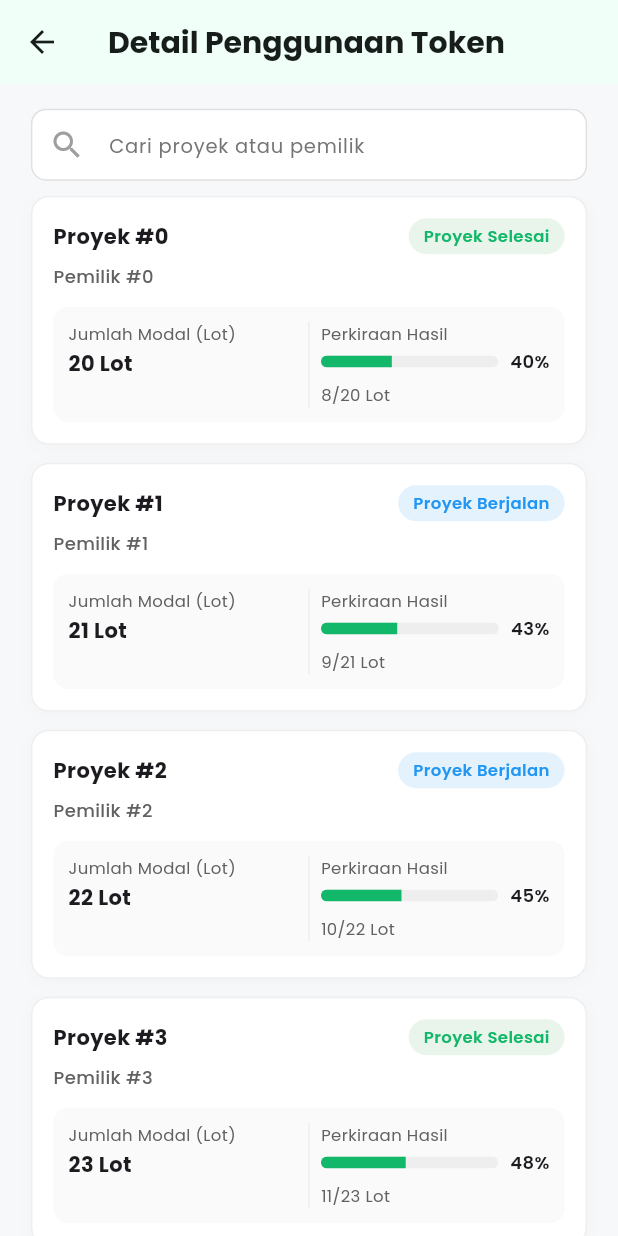
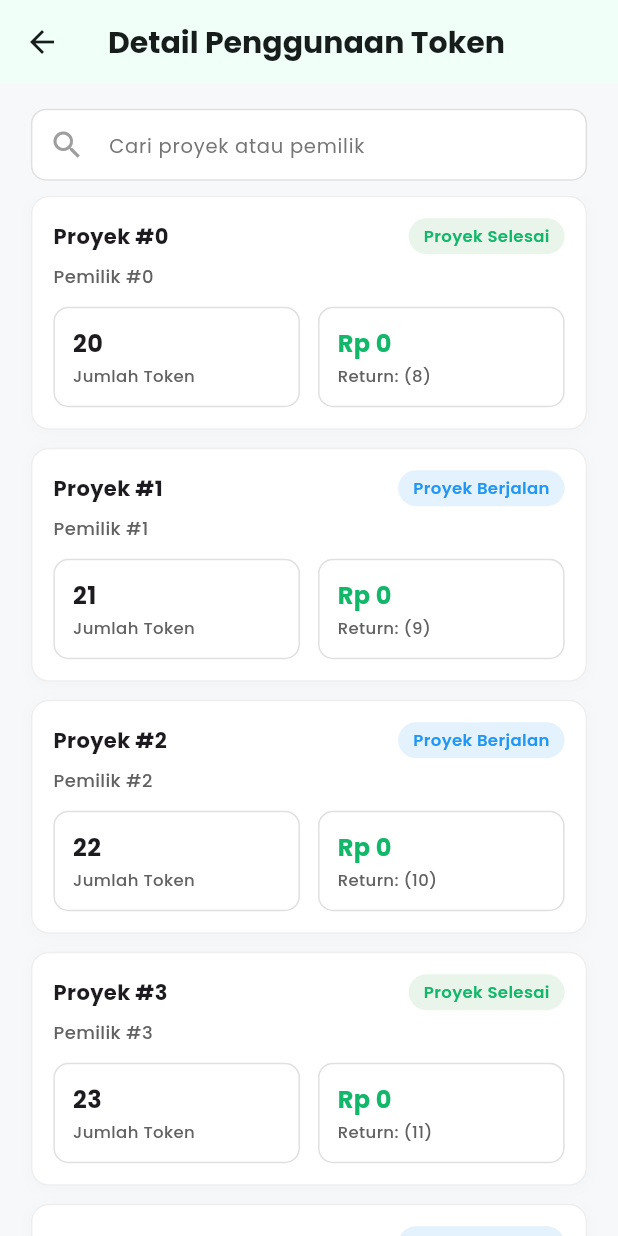
Before and after one commit to athaabiyyu/koperasi_rsb, a Flutter app: the TokenUsageListPage screen opened directly, on a phone screen of 412 x 824 dp. Run offline on Flutter 3.47's test engine with Material 3 defaults, Android fonts, the phone set to English and light mode, and no system bars; drawn by our look-alikes of auto_size_text; our stand-ins replace file_picker, flutter_dotenv, google_fonts, shared_preferences; accounts and stored records are empty; network calls fail.

Commit message:
feat: enhance TokenUsageListPage with responsive design and improved layout

```diff
--- a/lib/screens/member-premium/dashboard/token_usage_list.dart
+++ /dev/null
@@ -1,311 +0,0 @@
-import 'package:flutter/material.dart';
-import 'package:google_fonts/google_fonts.dart';
-import 'package:koperasi_rsb/widgets-global/colors.dart';
-
-class TokenUsageListPage extends StatefulWidget {
-  const TokenUsageListPage({super.key});
-
-  @override
-  State<TokenUsageListPage> createState() => _TokenUsageListPageState();
-}
-
-class _TokenUsageListPageState extends State<TokenUsageListPage> {
-  final TextEditingController _searchCtrl = TextEditingController();
-  late List<Map<String, dynamic>> _allItems;
-  late List<Map<String, dynamic>> _visibleItems;
-
-  @override
-  void initState() {
-    super.initState();
-    _allItems = List.generate(
-      20,
-      (i) => {
-        'title': 'Proyek #$i',
-        'owner': 'Pemilik #$i',
-        'status': i % 3 == 0 ? 'Proyek Selesai' : 'Proyek Berjalan',
-        'modal': 20 + i,
-        'hasil': 8 + (i % 20),
-      },
-    );
-    _visibleItems = List.from(_allItems);
-  }
-
-  @override
-  void dispose() {
-    _searchCtrl.dispose();
-    super.dispose();
-  }
-
-  void _onSearchChanged(String q) {
-    final query = q.trim().toLowerCase();
-    setState(() {
-      if (query.isEmpty) {
-        _visibleItems = List.from(_allItems);
-      } else {
-        _visibleItems = _allItems.where((e) {
-          final title = (e['title'] as String).toLowerCase();
-          final owner = (e['owner'] as String).toLowerCase();
-          return title.contains(query) || owner.contains(query);
-        }).toList();
-      }
-    });
-  }
-
-  @override
-  Widget build(BuildContext context) {
-    final width = MediaQuery.of(context).size.width;
-    final height = MediaQuery.of(context).size.height;
-
-    return Scaffold(
-      backgroundColor: const Color(0xFFF7F8FA),
-      appBar: AppBar(
-        backgroundColor: lightGreen,
-        elevation: 0,
-        title: Text(
-          'Detail Penggunaan Token',
-          style: GoogleFonts.poppins(fontWeight: FontWeight.w700, fontSize: 20),
-        ),
-      ),
-      body: Column(
-        children: [
-          Padding(
-            padding: EdgeInsets.fromLTRB(
-              width * 0.05,
-              height * 0.02,
-              width * 0.05,
-              0,
-            ),
-            child: TextField(
-              controller: _searchCtrl,
-              onChanged: _onSearchChanged,
-              decoration: InputDecoration(
-                hintText: 'Cari proyek atau pemilik',
-                hintStyle: GoogleFonts.poppins(
-                  fontSize: 13,
-                  color: Colors.grey[600],
-                ),
-                prefixIcon: const Icon(Icons.search, color: Colors.grey),
-                suffixIcon: _searchCtrl.text.isNotEmpty
-                    ? IconButton(
-                        icon: const Icon(Icons.close, color: Colors.grey),
-                        onPressed: () {
-                          _searchCtrl.clear();
-                          _onSearchChanged('');
-                        },
-                      )
-                    : null,
-                filled: true,
-                fillColor: Colors.white,
-                contentPadding: const EdgeInsets.symmetric(
-                  vertical: 12,
-                  horizontal: 12,
-                ),
-                border: OutlineInputBorder(
-                  borderRadius: BorderRadius.circular(10),
-                  borderSide: BorderSide(color: Colors.grey.shade300),
-                ),
-                enabledBorder: OutlineInputBorder(
-                  borderRadius: BorderRadius.circular(10),
-                  borderSide: BorderSide(color: Colors.grey.shade300),
-                ),
-                focusedBorder: OutlineInputBorder(
-                  borderRadius: BorderRadius.circular(10),
-                  borderSide: const BorderSide(color: darkGreen, width: 1.2),
-                ),
-              ),
-            ),
-          ),
-          const SizedBox(height: 10),
-          Expanded(
-            child: ListView.separated(
-              padding: EdgeInsets.fromLTRB(
-                width * 0.05,
-                0,
-                width * 0.05,
-                height * 0.02,
-              ),
-              itemCount: _visibleItems.length,
-              itemBuilder: (context, index) {
-                final it = _visibleItems[index];
-                final isSelesai = (it['status'] as String).contains('Selesai');
-                final modal = it['modal'] as int;
-                final hasil = it['hasil'] as int;
-                final percent = modal == 0
-                    ? 0.0
-                    : (hasil / modal).clamp(0.0, 1.0);
-
-                return Material(
-                  color: Colors.white,
-                  borderRadius: BorderRadius.circular(12),
-                  elevation: 0,
-                  child: Container(
-                    padding: const EdgeInsets.all(14),
-                    decoration: BoxDecoration(
-                      color: Colors.white,
-                      borderRadius: BorderRadius.circular(12),
-                      border: Border.all(color: Colors.grey.shade200),
-                      boxShadow: [
-                        BoxShadow(
-                          color: Colors.black.withOpacity(0.02),
-                          blurRadius: 8,
-                          offset: const Offset(0, 2),
-                        ),
-                      ],
-                    ),
-                    child: Column(
-                      crossAxisAlignment: CrossAxisAlignment.start,
-                      children: [
-                        Row(
-                          children: [
-                            Expanded(
-                              child: Text(
-                                it['title'] as String,
-                                style: GoogleFonts.poppins(
-                                  fontSize: 14,
-                                  fontWeight: FontWeight.w700,
-                                ),
-                              ),
-                            ),
-                            Container(
-                              padding: const EdgeInsets.symmetric(
-                                horizontal: 10,
-                                vertical: 4,
-                              ),
-                              decoration: BoxDecoration(
-                                color: isSelesai
-                                    ? Colors.green.withOpacity(0.12)
-                                    : Colors.blue.withOpacity(0.12),
-                                borderRadius: BorderRadius.circular(999),
-                              ),
-                              child: Text(
-                                it['status'] as String,
-                                style: GoogleFonts.poppins(
-                                  fontSize: 11,
-                                  color: isSelesai ? darkGreen : Colors.blue,
-                                  fontWeight: FontWeight.w600,
-                                ),
-                              ),
-                            ),
-                          ],
-                        ),
-                        const SizedBox(height: 6),
-                        Text(
-                          it['owner'] as String,
-                          style: GoogleFonts.poppins(
-                            fontSize: 12,
-                            color: Colors.grey[700],
-                            fontWeight: FontWeight.w500,
-                          ),
-                          maxLines: 1,
-                          overflow: TextOverflow.ellipsis,
-                        ),
-
-                        const SizedBox(height: 12),
-
-                        Container(
-                          padding: const EdgeInsets.all(10),
-                          decoration: BoxDecoration(
-                            color: Colors.grey.shade50,
-                            borderRadius: BorderRadius.circular(10),
-                          ),
-                          child: IntrinsicHeight(
-                            child: Row(
-                              crossAxisAlignment: CrossAxisAlignment.start,
-                              children: [
-                                Expanded(
-                                  child: Column(
-                                    crossAxisAlignment:
-                                        CrossAxisAlignment.start,
-                                    children: [
-                                      Text(
-                                        'Jumlah Modal (Lot)',
-                                        style: GoogleFonts.poppins(
-                                          fontSize: 11,
-                                          color: Colors.grey[700],
-                                        ),
-                                      ),
-                                      const SizedBox(height: 2),
-                                      Text(
-                                        '$modal Lot',
-                                        style: GoogleFonts.poppins(
-                                          fontSize: 14,
-                                          fontWeight: FontWeight.w700,
-                                        ),
-                                      ),
-                                    ],
-                                  ),
-                                ),
-                                VerticalDivider(
-                                  width: 16,
-                                  thickness: 1,
-                                  color: Colors.grey.shade200,
-                                ),
-                                Expanded(
-                                  child: Column(
-                                    crossAxisAlignment:
-                                        CrossAxisAlignment.start,
-                                    children: [
-                                      Text(
-                                        'Perkiraan Hasil',
-                                        style: GoogleFonts.poppins(
-                                          fontSize: 11,
-                                          color: Colors.grey[700],
-                                        ),
-                                      ),
-                                      const SizedBox(height: 2),
-                                      Row(
-                                        children: [
-                                          Expanded(
-                                            child: ClipRRect(
-                                              borderRadius:
-                                                  BorderRadius.circular(6),
-                                              child: LinearProgressIndicator(
-                                                value: percent,
-                                                minHeight: 8,
-                                                backgroundColor:
-                                                    Colors.grey.shade200,
-                                                valueColor:
-                                                    const AlwaysStoppedAnimation<
-                                                      Color
-                                                    >(darkGreen),
-                                              ),
-                                            ),
-                                          ),
-                                          const SizedBox(width: 8),
-                                          Text(
-                                            '${(percent * 100).toStringAsFixed(0)}%',
-                                            style: GoogleFonts.poppins(
-                                              fontSize: 12,
-                                              fontWeight: FontWeight.w600,
-                                            ),
-                                          ),
-                                        ],
-                                      ),
-                                      const SizedBox(height: 6),
-                                      Text(
-                                        '$hasil/$modal Lot',
-                                        style: GoogleFonts.poppins(
-                                          fontSize: 11,
-                                          color: Colors.grey[700],
-                                        ),
-                                      ),
-                                    ],
-                                  ),
-                                ),
-                              ],
-                            ),
-                          ),
-                        ),
-                      ],
-                    ),
-                  ),
-                );
-              },
-              separatorBuilder: (_, __) => const SizedBox(height: 12),
-            ),
-          ),
-        ],
-      ),
-    );
-  }
-}
--- a/lib/screens/member-premium/detail-penggunaan-token/detail_penggunaan_token.dart
+++ b/lib/screens/member-premium/detail-penggunaan-token/detail_penggunaan_token.dart
@@ -1,4 +1,5 @@
 import 'package:flutter/material.dart';
+import 'package:auto_size_text/auto_size_text.dart';
 import 'package:google_fonts/google_fonts.dart';
 import 'package:koperasi_rsb/widgets-global/colors.dart';
 
@@ -130,9 +131,7 @@ class _TokenUsageListPageState extends State<TokenUsageListPage> {
                 final isSelesai = (it['status'] as String).contains('Selesai');
                 final modal = it['modal'] as int;
                 final hasil = it['hasil'] as int;
-                final percent = modal == 0
-                    ? 0.0
-                    : (hasil / modal).clamp(0.0, 1.0);
+                // Progress percentage no longer used in the new two-box layout.
 
                 return Material(
                   color: Colors.white,
@@ -158,8 +157,11 @@ class _TokenUsageListPageState extends State<TokenUsageListPage> {
                         Row(
                           children: [
                             Expanded(
-                              child: Text(
+                              child: AutoSizeText(
                                 it['title'] as String,
+                                maxLines: 2,
+                                minFontSize: 12,
+                                overflow: TextOverflow.ellipsis,
                                 style: GoogleFonts.poppins(
                                   fontSize: 14,
                                   fontWeight: FontWeight.w700,
@@ -202,99 +204,95 @@ class _TokenUsageListPageState extends State<TokenUsageListPage> {
 
                         const SizedBox(height: 12),
 
-                        Container(
-                          padding: const EdgeInsets.all(10),
+                        Row(
+                          children: [
+                            Expanded(
+                              child: Container(
+                                padding: const EdgeInsets.symmetric(
+                                  vertical: 12,
+                                  horizontal: 12,
+                                ),
                                 decoration: BoxDecoration(
-                            color: Colors.grey.shade50,
+                                  color: Colors.white,
                                   borderRadius: BorderRadius.circular(10),
+                                  border: Border.all(
+                                    color: Colors.grey.shade300,
                                   ),
-                          child: IntrinsicHeight(
-                            child: Row(
+                                ),
+                                child: Column(
                                   crossAxisAlignment: CrossAxisAlignment.start,
                                   children: [
-                                Expanded(
-                                  child: Column(
-                                    crossAxisAlignment:
-                                        CrossAxisAlignment.start,
-                                    children: [
-                                      Text(
-                                        'Jumlah Modal (Lot)',
+                                    FittedBox(
+                                      fit: BoxFit.scaleDown,
+                                      alignment: Alignment.centerLeft,
+                                      child: Text(
+                                        '$modal',
                                         style: GoogleFonts.poppins(
-                                          fontSize: 11,
-                                          color: Colors.grey[700],
+                                          fontSize: 16,
+                                          fontWeight: FontWeight.w700,
+                                        ),
                                       ),
                                     ),
                                     const SizedBox(height: 2),
                                     Text(
-                                        '$modal Lot',
+                                      'Jumlah Token',
+                                      maxLines: 1,
+                                      overflow: TextOverflow.ellipsis,
                                       style: GoogleFonts.poppins(
-                                          fontSize: 14,
-                                          fontWeight: FontWeight.w700,
+                                        fontSize: 11,
+                                        color: Colors.grey[700],
+                                        fontWeight: FontWeight.w500,
                                       ),
                                     ),
                                   ],
                                 ),
                               ),
-                                VerticalDivider(
-                                  width: 16,
-                                  thickness: 1,
-                                  color: Colors.grey.shade200,
                             ),
+                            const SizedBox(width: 12),
                             Expanded(
+                              child: Container(
+                                padding: const EdgeInsets.symmetric(
+                                  vertical: 12,
+                                  horizontal: 12,
+                                ),
+                                decoration: BoxDecoration(
+                                  color: Colors.white,
+                                  borderRadius: BorderRadius.circular(10),
+                                  border: Border.all(
+                                    color: Colors.grey.shade300,
+                                  ),
+                                ),
                                 child: Column(
-                                    crossAxisAlignment:
-                                        CrossAxisAlignment.start,
+                                  crossAxisAlignment: CrossAxisAlignment.start,
                                   children: [
+                                    FittedBox(
+                                      fit: BoxFit.scaleDown,
+                                      alignment: Alignment.centerLeft,
+                                      child: Text(
+                                        'Rp 0',
+                                        style: GoogleFonts.poppins(
+                                          fontSize: 16,
+                                          fontWeight: FontWeight.w700,
+                                          color: darkGreen,
+                                        ),
+                                      ),
+                                    ),
+                                    const SizedBox(height: 2),
                                     Text(
-                                        'Perkiraan Hasil',
+                                      'Return: ($hasil)',
+                                      maxLines: 2,
+                                      overflow: TextOverflow.ellipsis,
                                       style: GoogleFonts.poppins(
                                         fontSize: 11,
                                         color: Colors.grey[700],
-                                        ),
-                                      ),
-                                      const SizedBox(height: 2),
-                                      Row(
-                                        children: [
-                                          Expanded(
-                                            child: ClipRRect(
-                                              borderRadius:
-                                                  BorderRadius.circular(6),
-                                              child: LinearProgressIndicator(
-                                                value: percent,
-                                                minHeight: 8,
-                                                backgroundColor:
-                                                    Colors.grey.shade200,
-                                                valueColor:
-                                                    const AlwaysStoppedAnimation<
-                                                      Color
-                                                    >(darkGreen),
-                                              ),
-                                            ),
-                                          ),
-                                          const SizedBox(width: 8),
-                                          Text(
-                                            '${(percent * 100).toStringAsFixed(0)}%',
-                                            style: GoogleFonts.poppins(
-                                              fontSize: 12,
-                                              fontWeight: FontWeight.w600,
-                                            ),
-                                          ),
-                                        ],
-                                      ),
-                                      const SizedBox(height: 6),
-                                      Text(
-                                        '$hasil/$modal Lot',
-                                        style: GoogleFonts.poppins(
-                                          fontSize: 11,
-                                          color: Colors.grey[700],
+                                        fontWeight: FontWeight.w500,
                                       ),
                                     ),
                                   ],
                                 ),
                               ),
+                            ),
                           ],
-                            ),
-                          ),
                         ),
                       ],
                     ),
```
Also changed, not shown: lib/screens/member-premium/dashboard/dashboard_premium.dart (+109 -97 lines). Lines whose indentation alone changed are shown as unchanged.
